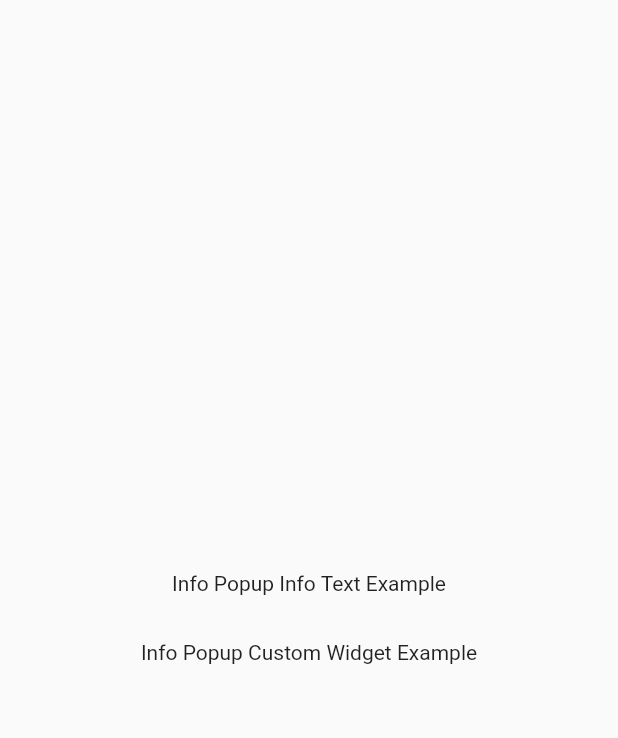
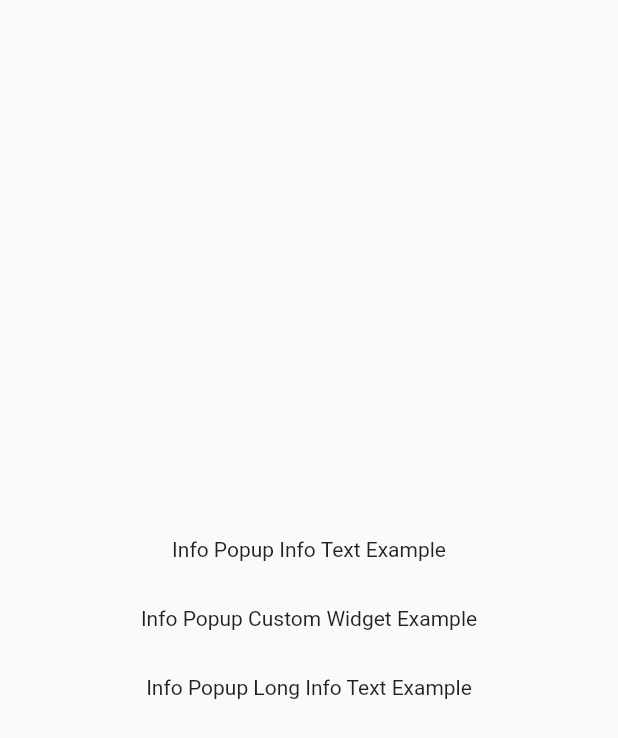
Before and after one commit to SalihCanBinboga/info_popup, a Flutter app: the screen it shows after launch, on a phone screen of 412 x 824 dp. Shown: the top 738 px of the screen. Run offline on Flutter 3.47's test engine with Material 2 defaults, Android fonts, the phone set to English and light mode, and no system bars.

Commit message:
feat: add long text example

```diff
--- a/example/lib/main.dart
+++ b/example/lib/main.dart
@@ -24,6 +24,7 @@ class InfoPopupPage extends StatefulWidget {
 class _InfoPopupPageState extends State<InfoPopupPage> {
   InfoPopupController? infoPopupTextController;
   InfoPopupController? infoPopupCustomWidgetController;
+  InfoPopupController? infoPopupLongTextController;
 
   @override
   Widget build(BuildContext context) {
@@ -81,6 +82,27 @@ class _InfoPopupPageState extends State<InfoPopupPage> {
                 child: const Text('Info Popup Custom Widget Example'),
               ),
             ),
+            const SizedBox(height: 30),
+            GestureDetector(
+              onTap: () {
+                if (infoPopupLongTextController != null) {
+                  infoPopupLongTextController!.show();
+                }
+              },
+              child: InfoPopupWidget(
+                onControllerCreated: (InfoPopupController controller) {
+                  infoPopupLongTextController = controller;
+                },
+                arrowTheme: const InfoPopupArrowTheme(
+                    arrowDirection: ArrowDirection.down, color: Colors.pink),
+                infoText: '''
+Lorem ipsum dolor sit amet, consectetur adipiscing elit, sed do eiusmod tempor incididunt ut labore et dolore magna aliqua. Enim lobortis scelerisque fermentum dui faucibus in ornare quam viverra. Consectetur adipiscing elit ut aliquam purus sit. Nisl vel pretium lectus quam. Et odio pellentesque diam volutpat commodo. Diam vulputate ut pharetra sit amet aliquam id diam maecenas. Malesuada fames ac turpis egestas. Et sollicitudin ac orci phasellus egestas tellus rutrum. Pretium lectus quam id leo in. Semper risus in hendrerit gravida. Nullam ac tortor vitae purus faucibus ornare suspendisse sed. Non tellus orci ac auctor. Quis risus sed vulputate odio ut enim blandit.
+\n
+Nullam eget felis eget nunc lobortis mattis aliquam faucibus purus. Aenean et tortor at risus viverra adipiscing at in. Augue eget arcu dictum varius duis at consectetur. Est pellentesque elit ullamcorper dignissim cras. At consectetur lorem donec massa sapien faucibus et. Sit amet venenatis urna cursus eget. Dignissim cras tincidunt lobortis feugiat vivamus. Eget arcu dictum varius duis at. Aenean pharetra magna ac placerat. Enim nec dui nunc mattis enim ut tellus elementum. Laoreet suspendisse interdum consectetur libero. Tellus mauris a diam maecenas sed enim. Tortor posuere ac ut consequat semper viverra nam libero. Tellus molestie nunc non blandit massa.
+''',
+                child: const Text('Info Popup Long Info Text Example'),
+              ),
+            ),
           ],
         ),
       ),
```
